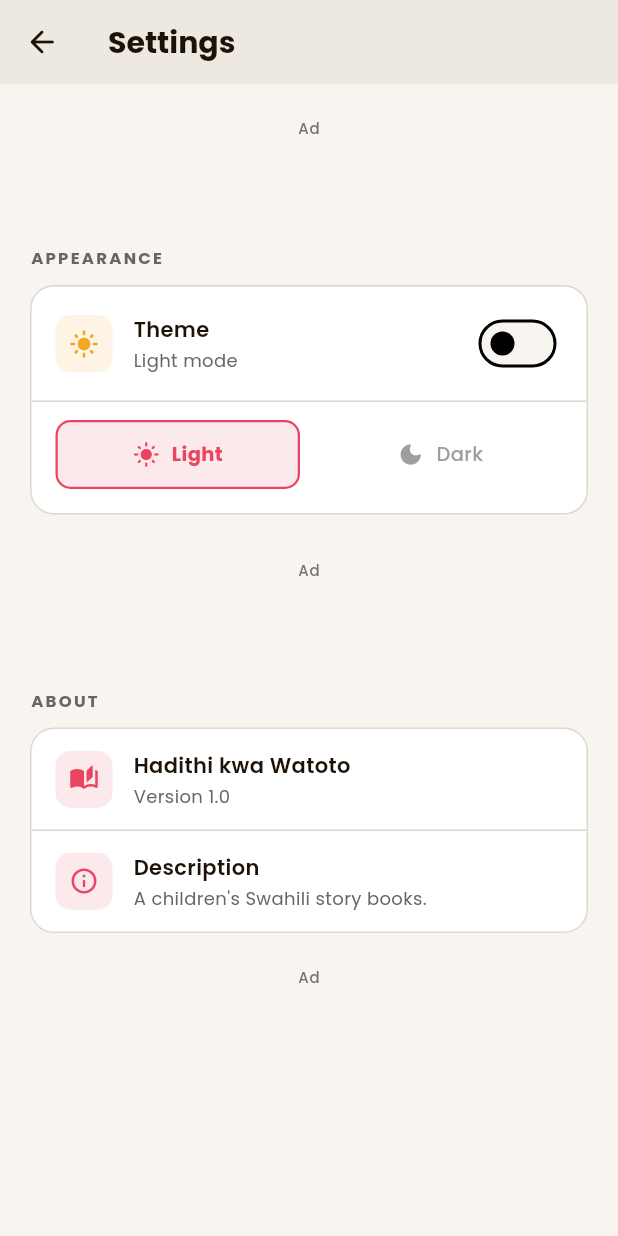
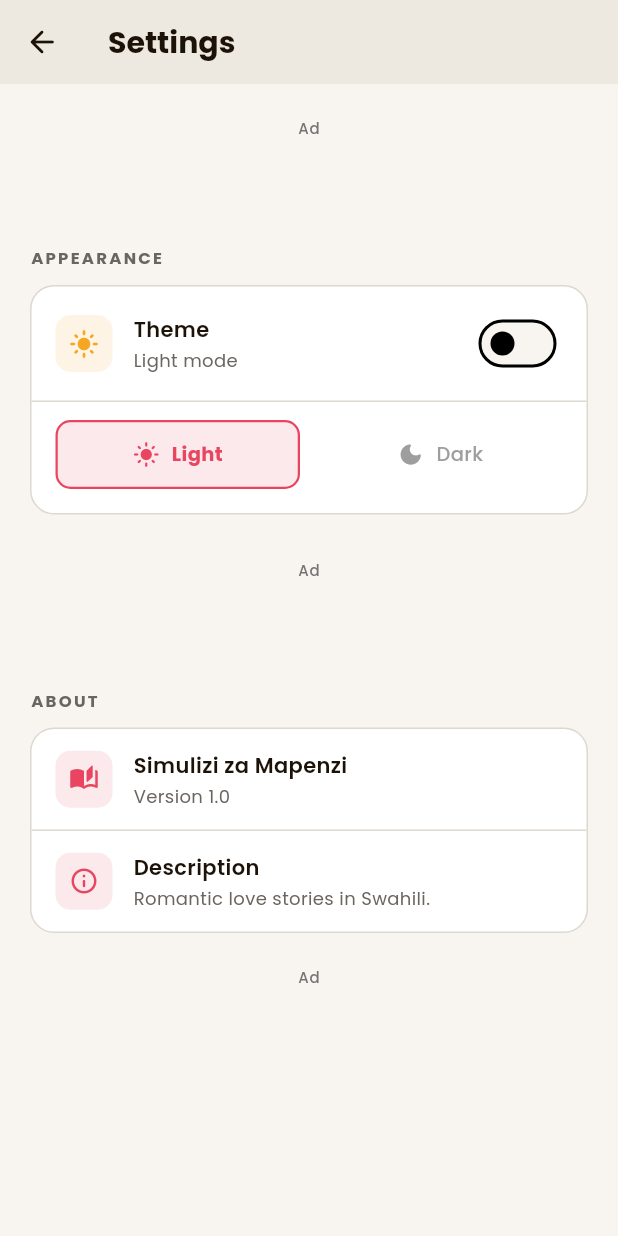
Before and after one commit to lyink/simulizi-za-mapenzi, a Flutter app: the SettingsScreen screen opened directly, on a phone screen of 412 x 824 dp. Run offline on Flutter 3.47's test engine with Material 3 defaults, Android fonts, the phone set to English and light mode, and no system bars; drawn by our look-alikes of google_mobile_ads; our stand-ins replace cached_network_image, cloud_firestore, firebase_core, firebase_messaging, firebase_storage, flutter_local_notifications and 3 more; accounts and stored records are empty; generated files the repository leaves out were written again; network calls fail.

Commit message:
Rebrand app from Hadithi kwa Watoto to Simulizi za Mapenzi
- Change package name: hadithi_kwa_watoto → simulizi_za_mapenzi
- Change app display name throughout: Hadithi kwa Watoto → Simulizi za Mapenzi
- Update main app class: HadithibooksApp → SimuliziApp
- Update descriptions: children's stories → romantic love stories

Files updated:
- pubspec.yaml: package name, description
- lib/main.dart: class name, app title
- lib/widgets/app_drawer.dart: app name in header, version text, icon path
- lib/screens/home_screen.dart: title and subtitle
- lib/screens/settings_screen.dart: app title and description
- test/widget_test.dart: package import and class references

Note: Generic Swahili word "hadithi" (meaning "story") kept in
notification texts and reading UI where it's used as a common noun.

Co-Authored-By: Claude Sonnet 4.5 <noreply@anthropic.com>

```diff
--- a/lib/main.dart
+++ b/lib/main.dart
@@ -36,19 +36,19 @@ void main() async {
   runApp(
     ChangeNotifierProvider(
       create: (_) => ThemeProvider(),
-      child: const HadithibooksApp(),
+      child: const SimuliziApp(),
     ),
   );
 }
 
-class HadithibooksApp extends StatelessWidget {
-  const HadithibooksApp({super.key});
+class SimuliziApp extends StatelessWidget {
+  const SimuliziApp({super.key});
 
   @override
   Widget build(BuildContext context) {
     final themeProvider = context.watch<ThemeProvider>();
     return MaterialApp(
-      title: 'Hadithi kwa Watoto',
+      title: 'Simulizi za Mapenzi',
       debugShowCheckedModeBanner: false,
       theme: AppTheme.lightTheme,
       darkTheme: AppTheme.theme,
--- a/lib/screens/home_screen.dart
+++ b/lib/screens/home_screen.dart
@@ -196,7 +196,7 @@ class _HomeScreenState extends State<HomeScreen>
                     crossAxisAlignment: CrossAxisAlignment.start,
                     children: [
                       Text(
-                        'Hadithi kwa Watoto',
+                        'Simulizi za Mapenzi',
                         style: theme.appBarTheme.titleTextStyle?.copyWith(
                           fontSize: 16,
                           fontWeight: FontWeight.w800,
@@ -205,7 +205,7 @@ class _HomeScreenState extends State<HomeScreen>
                       ),
                       const SizedBox(height: 1),
                       Text(
-                        'Explore magical children\'s stories',
+                        'Explore romantic love stories',
                         style: theme.textTheme.bodyMedium?.copyWith(
                           fontSize: 10,
                           letterSpacing: 0,
--- a/lib/screens/settings_screen.dart
+++ b/lib/screens/settings_screen.dart
@@ -112,7 +112,7 @@ class SettingsScreen extends StatelessWidget {
                 _SettingsTile(
                   icon: Icons.auto_stories_rounded,
                   iconColor: AppTheme.accent,
-                  title: 'Hadithi kwa Watoto',
+                  title: 'Simulizi za Mapenzi',
                   subtitle: 'Version 1.0',
                   textPrimary: textPrimary,
                   textSub: textSub,
@@ -122,7 +122,7 @@ class SettingsScreen extends StatelessWidget {
                   icon: Icons.info_outline_rounded,
                   iconColor: AppTheme.accent,
                   title: 'Description',
-                  subtitle: 'A children\'s Swahili story books.',
+                  subtitle: 'Romantic love stories in Swahili.',
                   textPrimary: textPrimary,
                   textSub: textSub,
                 ),
--- a/lib/widgets/app_drawer.dart
+++ b/lib/widgets/app_drawer.dart
@@ -225,7 +225,7 @@ class AppDrawer extends StatelessWidget {
               Padding(
                 padding: const EdgeInsets.only(bottom: 12),
                 child: Text(
-                  'Hadithi kwa Watoto v1.0',
+                  'Simulizi za Mapenzi v1.0',
                   textAlign: TextAlign.center,
                   style: TextStyle(
                     color: subTextColor?.withValues(alpha: 0.5),
@@ -256,7 +256,7 @@ class _DrawerHeader extends StatelessWidget {
           ClipRRect(
             borderRadius: BorderRadius.circular(16),
             child: Image.asset(
-              'assets/images/icon.png',
+              'assets/images/kei.png',
               width: 52,
               height: 52,
               fit: BoxFit.cover,
@@ -279,7 +279,7 @@ class _DrawerHeader extends StatelessWidget {
             crossAxisAlignment: CrossAxisAlignment.start,
             children: [
               Text(
-                'Hadithi kwa Watoto',
+                'Simulizi za Mapenzi',
                 style: TextStyle(
                   color: Theme.of(context).textTheme.bodyLarge?.color,
                   fontSize: 16,
--- a/pubspec.yaml
+++ b/pubspec.yaml
@@ -1,5 +1,5 @@
-name: hadithi_kwa_watoto
-description: "Hadithi kwa Watoto - A collection of children's stories and Bible verses in Swahili."
+name: simulizi_za_mapenzi
+description: "Simulizi za Mapenzi - A collection of romantic love stories in Swahili."
 # The following line prevents the package from being accidentally published to
 # pub.dev using `flutter pub publish`. This is preferred for private packages.
 publish_to: 'none' # Remove this line if you wish to publish to pub.dev
@@ -50,7 +50,7 @@ dependencies:
   archive: ^3.4.9
   file_picker: ^8.0.0+1
 
-  # Firebase dependencies for Hadithi kwa Watoto
+  # Firebase dependencies for Simulizi za Mapenzi
   firebase_core: ^3.3.0
   cloud_firestore: ^5.2.1
   firebase_storage: ^12.1.3
```
Also changed, not shown: 1 other file.
